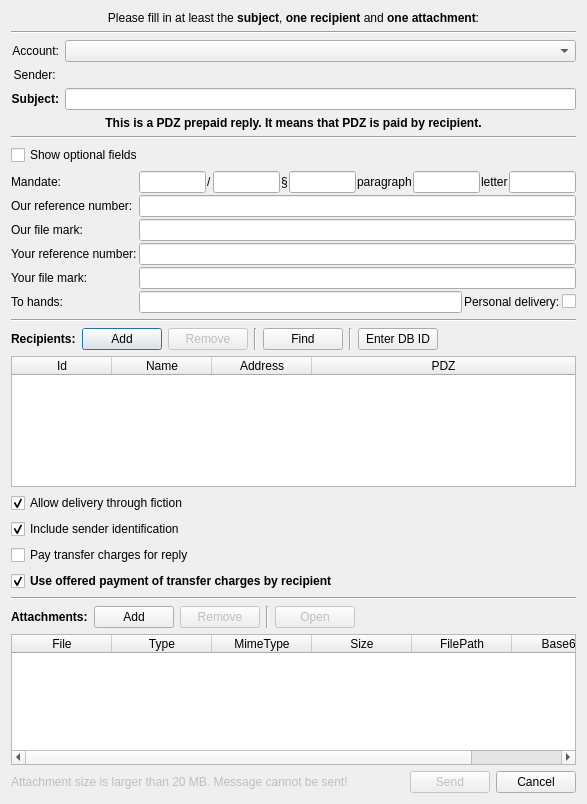
Before: the Qt Designer form src/gui/ui/dlg_send_message.ui in psakar/datovka, drawn with Qt 5.
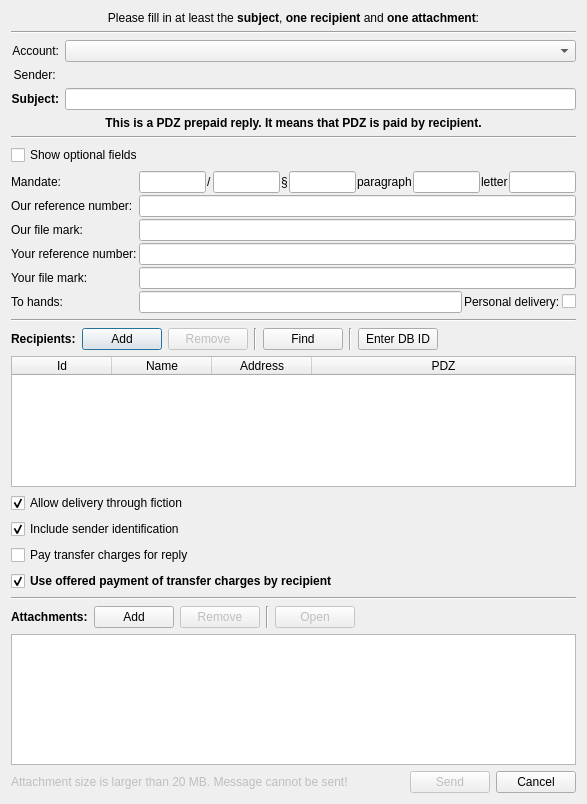
After: the same form once the commit is applied. Icons and pictures are not drawn. Custom widgets are drawn as their Qt base class.

Commit message:
Using table view for attachment when composing message.
Most of the code still doesn't work.

The edit to the form file:
```diff
--- a/src/gui/ui/dlg_send_message.ui
+++ b/src/gui/ui/dlg_send_message.ui
@@ -744,7 +744,7 @@
     </layout>
    </item>
    <item>
-    <widget class="AttachmentTableWidget" name="attachmentTableWidget">
+    <widget class="AttachmentTableView" name="attachmentTableView">
      <property name="selectionBehavior">
       <enum>QAbstractItemView::SelectRows</enum>
      </property>
@@ -761,7 +761,7 @@
       <bool>false</bool>
      </attribute>
      <attribute name="horizontalHeaderShowSortIndicator" stdset="0">
-      <bool>true</bool>
+      <bool>false</bool>
      </attribute>
      <attribute name="horizontalHeaderStretchLastSection">
       <bool>true</bool>
@@ -769,51 +769,6 @@
      <attribute name="verticalHeaderVisible">
       <bool>false</bool>
      </attribute>
-     <attribute name="verticalHeaderHighlightSections">
-      <bool>false</bool>
-     </attribute>
-     <column>
-      <property name="text">
-       <string>File</string>
-      </property>
-      <property name="toolTip">
-       <string>File name</string>
-      </property>
-     </column>
-     <column>
-      <property name="text">
-       <string>Type</string>
-      </property>
-     </column>
-     <column>
-      <property name="text">
-       <string>MimeType</string>
-      </property>
-      <property name="toolTip">
-       <string>MIME type of file</string>
-      </property>
-     </column>
-     <column>
-      <property name="text">
-       <string>Size</string>
-      </property>
-      <property name="toolTip">
-       <string>Size of file in bytes</string>
-      </property>
-     </column>
-     <column>
-      <property name="text">
-       <string>FilePath</string>
-      </property>
-      <property name="toolTip">
-       <string>Absolute path of file</string>
-      </property>
-     </column>
-     <column>
-      <property name="text">
-       <string notr="true">Base64</string>
-      </property>
-     </column>
     </widget>
    </item>
    <item>
@@ -887,16 +842,16 @@
   </layout>
  </widget>
  <customwidgets>
+  <customwidget>
+   <class>AttachmentTableView</class>
+   <extends>QTableView</extends>
+   <header>attachment_table_view.h</header>
+  </customwidget>
   <customwidget>
    <class>LoweredTableWidget</class>
    <extends>QTableWidget</extends>
    <header>lowered_table_widget.h</header>
   </customwidget>
-  <customwidget>
-   <class>AttachmentTableWidget</class>
-   <extends>QTableWidget</extends>
-   <header>attachment_table_widget.h</header>
-  </customwidget>
  </customwidgets>
  <tabstops>
   <tabstop>dmSenderRefNumber</tabstop>
```
Left out of the diff: 2 changed lines with no effect on the pictures. The commit also changes 2 other files.
